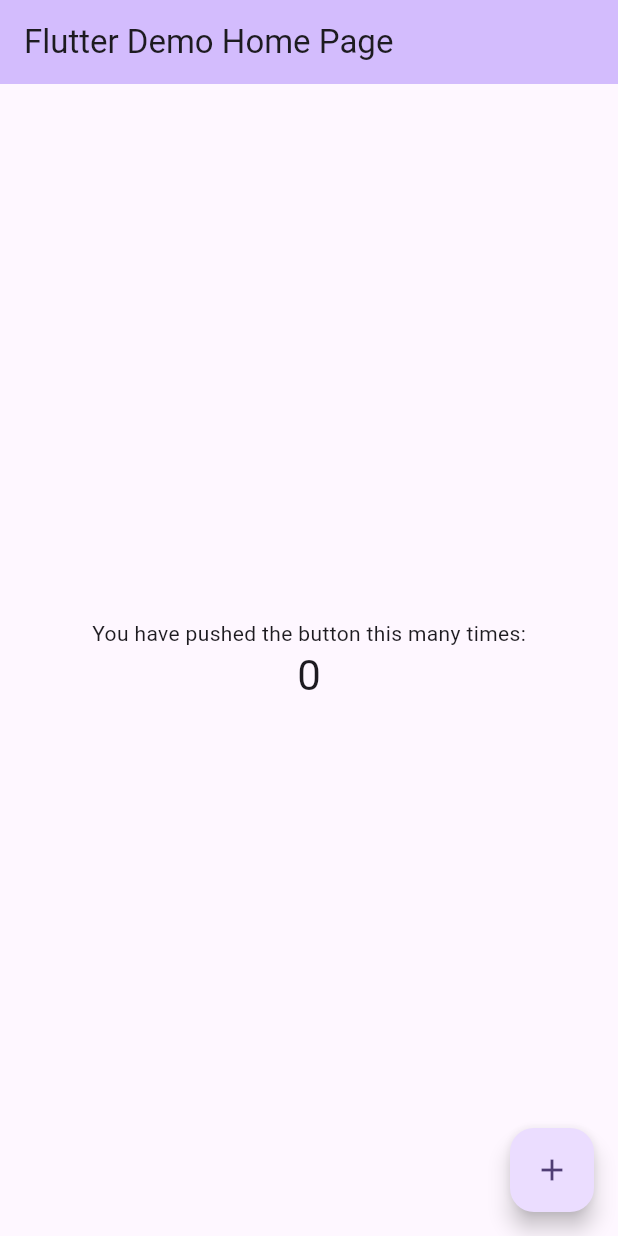
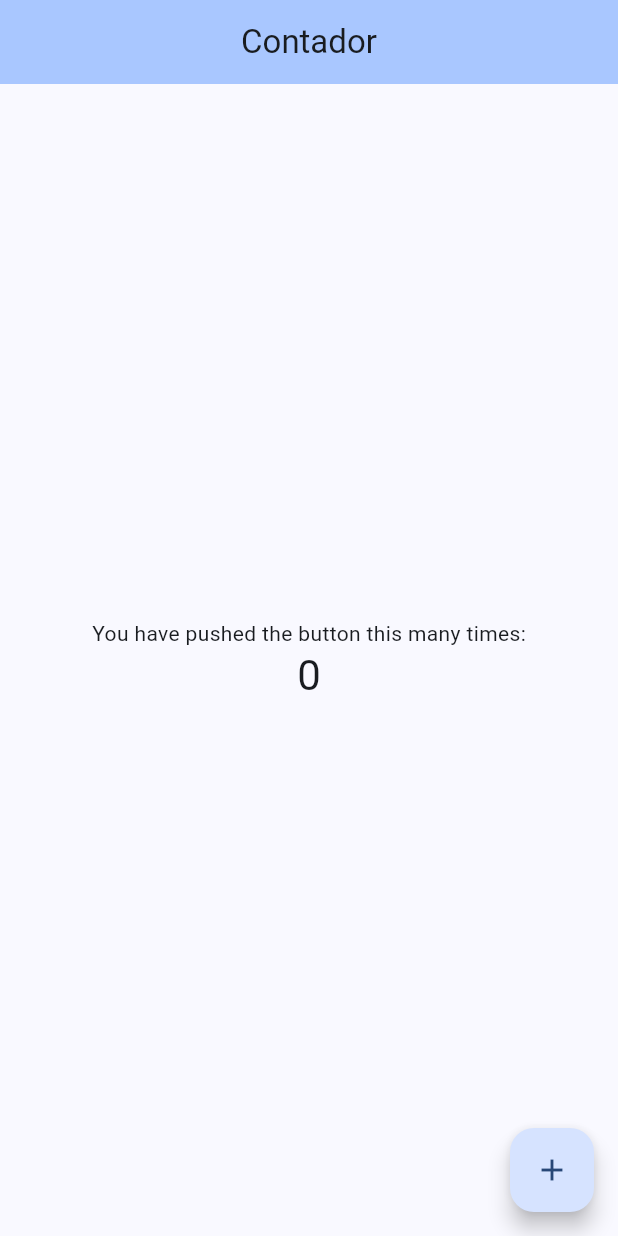
Before and after one commit to NellyGS01/TareasMoviles, a Flutter app: the screen it shows after launch, on a phone screen of 412 x 824 dp. Run offline on Flutter 3.47's test engine with Material 2 defaults, Android fonts, the phone set to English and light mode, and no system bars.

Commit message:
Centrar titulo

```diff
--- a/tarea_1_5/lib/main.dart
+++ b/tarea_1_5/lib/main.dart
@@ -13,40 +13,17 @@ class MyApp extends StatelessWidget {
     return MaterialApp(
       title: 'Flutter Demo',
       theme: ThemeData(
-        // This is the theme of your application.
-        //
-        // TRY THIS: Try running your application with "flutter run". You'll see
-        // the application has a blue toolbar. Then, without quitting the app,
-        // try changing the seedColor in the colorScheme below to Colors.green
-        // and then invoke "hot reload" (save your changes or press the "hot
-        // reload" button in a Flutter-supported IDE, or press "r" if you used
-        // the command line to start the app).
-        //
-        // Notice that the counter didn't reset back to zero; the application
-        // state is not lost during the reload. To reset the state, use hot
-        // restart instead.
-        //
-        // This works for code too, not just values: Most code changes can be
-        // tested with just a hot reload.
-        colorScheme: ColorScheme.fromSeed(seedColor: Colors.deepPurple),
+        colorScheme: ColorScheme.fromSeed(
+            seedColor: const Color.fromARGB(255, 141, 182, 253)),
         useMaterial3: true,
       ),
-      home: const MyHomePage(title: 'Flutter Demo Home Page'),
+      home: const MyHomePage(title: 'Contador'),
     );
   }
 }
 
 class MyHomePage extends StatefulWidget {
   const MyHomePage({super.key, required this.title});
-
-  // This widget is the home page of your application. It is stateful, meaning
-  // that it has a State object (defined below) that contains fields that affect
-  // how it looks.
-
-  // This class is the configuration for the state. It holds the values (in this
-  // case the title) provided by the parent (in this case the App widget) and
-  // used by the build method of the State. Fields in a Widget subclass are
-  // always marked "final".
 
   final String title;
 
@@ -59,50 +36,21 @@ class _MyHomePageState extends State<MyHomePage> {
 
   void _incrementCounter() {
     setState(() {
-      // This call to setState tells the Flutter framework that something has
-      // changed in this State, which causes it to rerun the build method below
-      // so that the display can reflect the updated values. If we changed
-      // _counter without calling setState(), then the build method would not be
-      // called again, and so nothing would appear to happen.
       _counter++;
     });
   }
 
   @override
   Widget build(BuildContext context) {
-    // This method is rerun every time setState is called, for instance as done
-    // by the _incrementCounter method above.
-    //
-    // The Flutter framework has been optimized to make rerunning build methods
-    // fast, so that you can just rebuild anything that needs updating rather
-    // than having to individually change instances of widgets.
     return Scaffold(
       appBar: AppBar(
-        // TRY THIS: Try changing the color here to a specific color (to
-        // Colors.amber, perhaps?) and trigger a hot reload to see the AppBar
-        // change color while the other colors stay the same.
         backgroundColor: Theme.of(context).colorScheme.inversePrimary,
-        // Here we take the value from the MyHomePage object that was created by
-        // the App.build method, and use it to set our appbar title.
-        title: Text(widget.title),
+        title: Center(
+          child: Text('Contador'),
+        ),
       ),
       body: Center(
-        // Center is a layout widget. It takes a single child and positions it
-        // in the middle of the parent.
         child: Column(
-          // Column is also a layout widget. It takes a list of children and
-          // arranges them vertically. By default, it sizes itself to fit its
-          // children horizontally, and tries to be as tall as its parent.
-          //
-          // Column has various properties to control how it sizes itself and
-          // how it positions its children. Here we use mainAxisAlignment to
-          // center the children vertically; the main axis here is the vertical
-          // axis because Columns are vertical (the cross axis would be
-          // horizontal).
-          //
-          // TRY THIS: Invoke "debug painting" (choose the "Toggle Debug Paint"
-          // action in the IDE, or press "p" in the console), to see the
-          // wireframe for each widget.
           mainAxisAlignment: MainAxisAlignment.center,
           children: <Widget>[
             const Text(
@@ -119,7 +67,7 @@ class _MyHomePageState extends State<MyHomePage> {
         onPressed: _incrementCounter,
         tooltip: 'Increment',
         child: const Icon(Icons.add),
-      ), // This trailing comma makes auto-formatting nicer for build methods.
+      ),
     );
   }
 }
```
